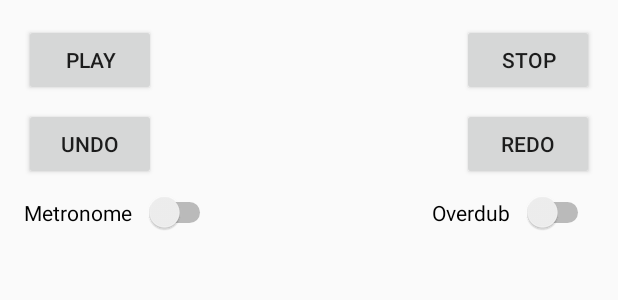
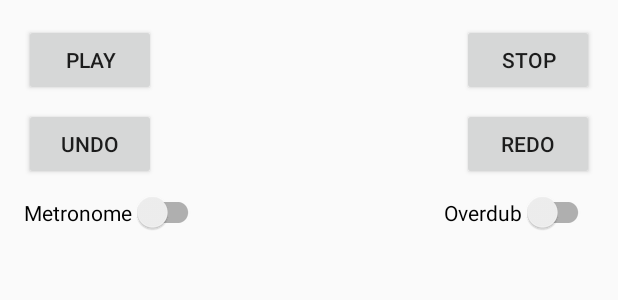
Before and after one commit to ArthurVimond/oscleton-android-sdk, an Android app: the layout activity_controller.xml on its own in the app's theme, with its tools: preview values and no code run, on a phone screen of 412 x 824 dp. Shown: the top 300 px of the screen. Run offline under Robolectric (Android 15) with nearby library versions, the phone set to English and light mode, and no system bars.

Commit message:
feat(sample): use SwitchCompat in Controller

```diff
--- a/sample/src/main/res/layout/activity_controller.xml
+++ b/sample/src/main/res/layout/activity_controller.xml
@@ -64,25 +64,23 @@
                 app:layout_constraintEnd_toEndOf="parent"
                 app:layout_constraintTop_toTopOf="@+id/undoButton" />
 
-            <Switch
+            <android.support.v7.widget.SwitchCompat
                 android:id="@+id/metronomeSwitch"
                 android:layout_width="wrap_content"
                 android:layout_height="wrap_content"
                 android:layout_marginStart="8dp"
                 android:layout_marginTop="8dp"
                 android:onCheckedChanged="@{(v, checked) -> viewModel.setMetronome(checked)}"
-                android:switchPadding="8dp"
                 android:text="@string/metronome"
                 app:layout_constraintStart_toStartOf="parent"
                 app:layout_constraintTop_toBottomOf="@+id/undoButton" />
 
-            <Switch
+            <android.support.v7.widget.SwitchCompat
                 android:id="@+id/overdubSwitch"
                 android:layout_width="wrap_content"
                 android:layout_height="wrap_content"
                 android:layout_marginEnd="8dp"
                 android:onCheckedChanged="@{(v, checked) -> viewModel.setOverdub(checked)}"
-                android:switchPadding="8dp"
                 android:text="@string/overdub"
                 app:layout_constraintEnd_toEndOf="parent"
                 app:layout_constraintTop_toTopOf="@+id/metronomeSwitch" />
```
